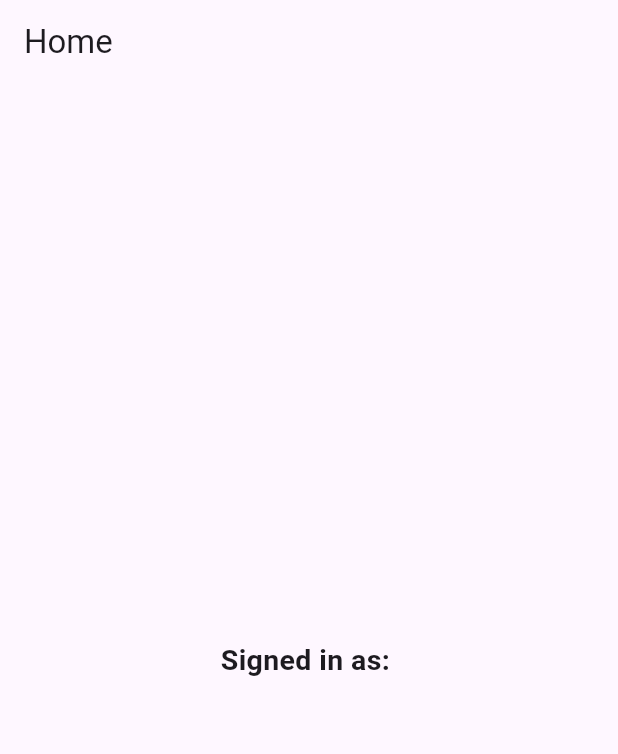
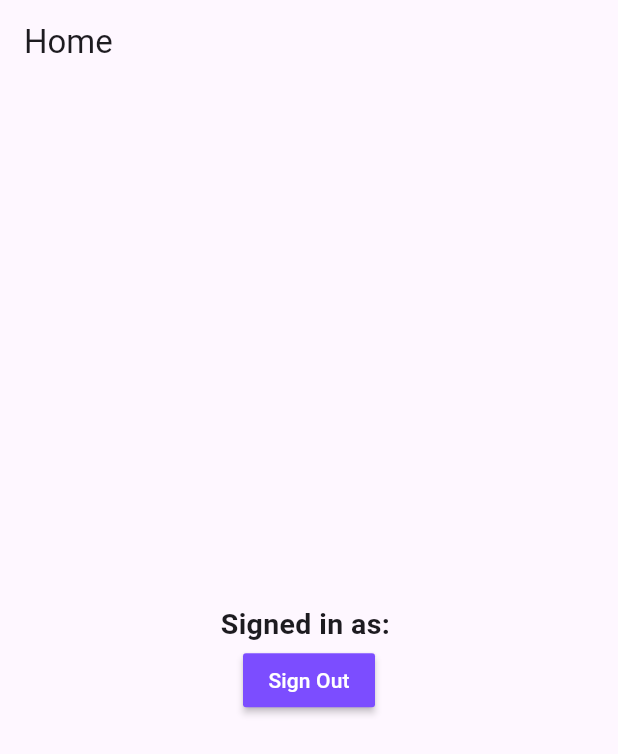
Before and after one commit to mohsinbehzad/Flutter-Firebase-Projects, a Flutter app: the screen it shows once a user with an empty profile is signed in, on a phone screen of 412 x 824 dp. Shown: the top 754 px of the screen. Run offline on Flutter 3.47's test engine with Material 3 defaults, Android fonts, the phone set to English and light mode, and no system bars; our stand-ins replace firebase_auth, firebase_core; accounts and stored records are empty.

Commit message:
Logout functionality added

```diff
--- a/auth/lib/Screens/home_screen.dart
+++ b/auth/lib/Screens/home_screen.dart
@@ -14,8 +14,23 @@ class _HomeScreenState extends State<HomeScreen> {
   Widget build(BuildContext context) {
     return Scaffold(
       appBar: AppBar(title: const Text("Home")),
-      body: Center(child: Text("Signed in as: ${user.email!}", style: TextStyle(fontSize: 19, fontWeight: FontWeight.bold),),
-
+      body: Center(
+        child: Column(
+          mainAxisAlignment: MainAxisAlignment.center,
+          children: [
+            Text(
+              "Signed in as: ${user.email!}",
+              style: TextStyle(fontSize: 19, fontWeight: FontWeight.bold),
+            ),
+            MaterialButton(
+              onPressed: () {
+                FirebaseAuth.instance.signOut();
+              },
+              color: Colors.deepPurpleAccent,
+              child: Text("Sign Out", style: TextStyle(color: Colors.white),),
+            ),
+          ],
+        ),
       ),
     );
   }
```
